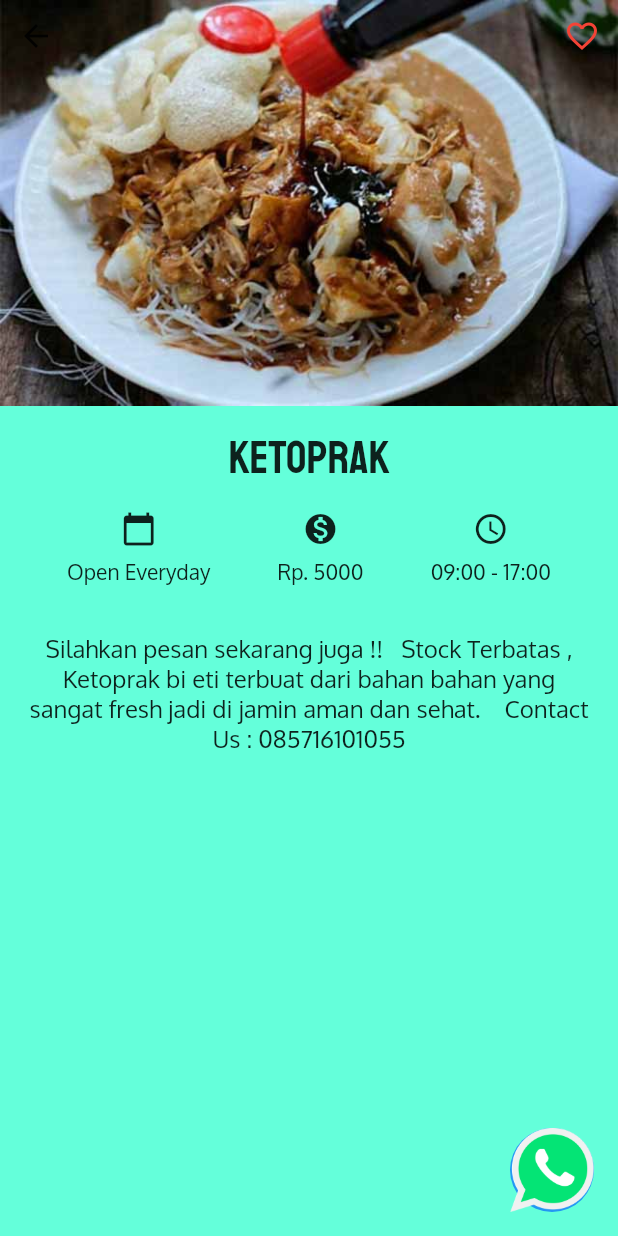
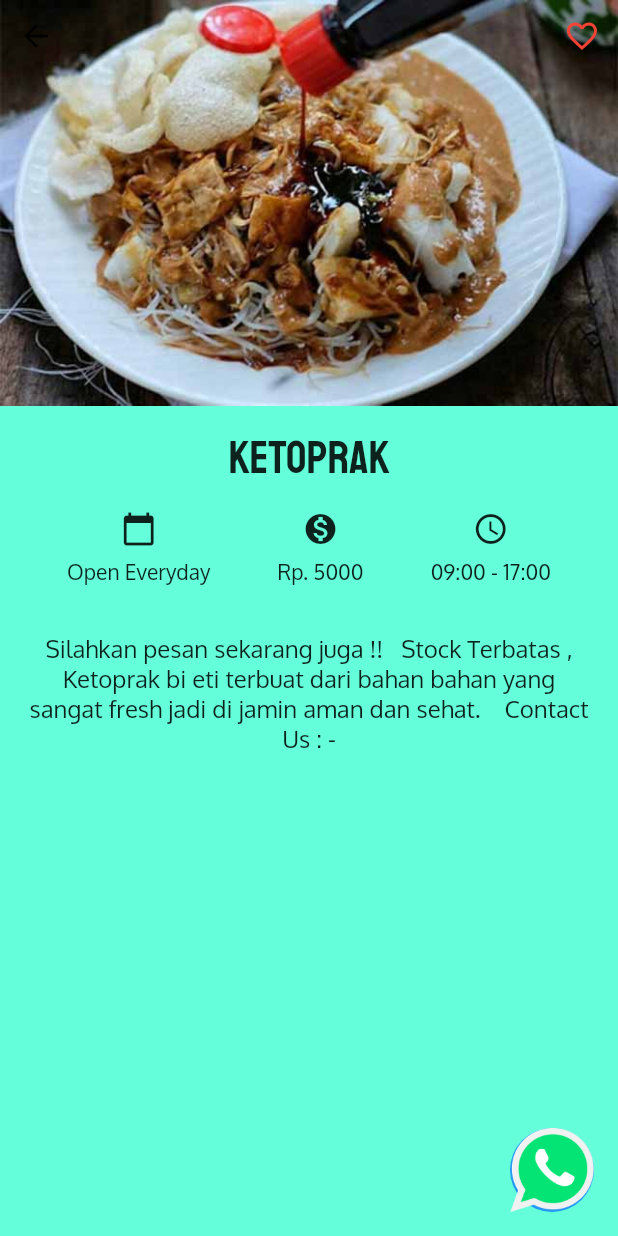
Before and after one commit to Akbarsaputra-507/Belajar-Flutter-Sederhana, a Flutter app: the screen it shows after launch, after a tap on "Ketoprak", on a phone screen of 412 x 824 dp. Run offline on Flutter 3.47's test engine with Material 2 defaults, Android fonts, the light colour scheme and no system bars.

Commit message:
Update main_screen.dart

```diff
--- a/lib/main_screen.dart
+++ b/lib/main_screen.dart
@@ -124,7 +124,7 @@ var tourismPlaceList = [
   TourismPlace(
       name: 'Ketoprak',
       location: 'Cibitung Ilir Pamijahan',
-      description: 'Silahkan pesan sekarang juga !!   Stock Terbatas ,  Ketoprak bi eti terbuat dari bahan bahan yang sangat fresh jadi di jamin aman dan sehat.    Contact Us : 085716101055 ',
+      description: 'Silahkan pesan sekarang juga !!   Stock Terbatas ,  Ketoprak bi eti terbuat dari bahan bahan yang sangat fresh jadi di jamin aman dan sehat.    Contact Us : - ',
       openDays: 'Open Everyday',
       openTime: '09:00 - 17:00',
       ticketPrice: 'Rp. 5000',
```
